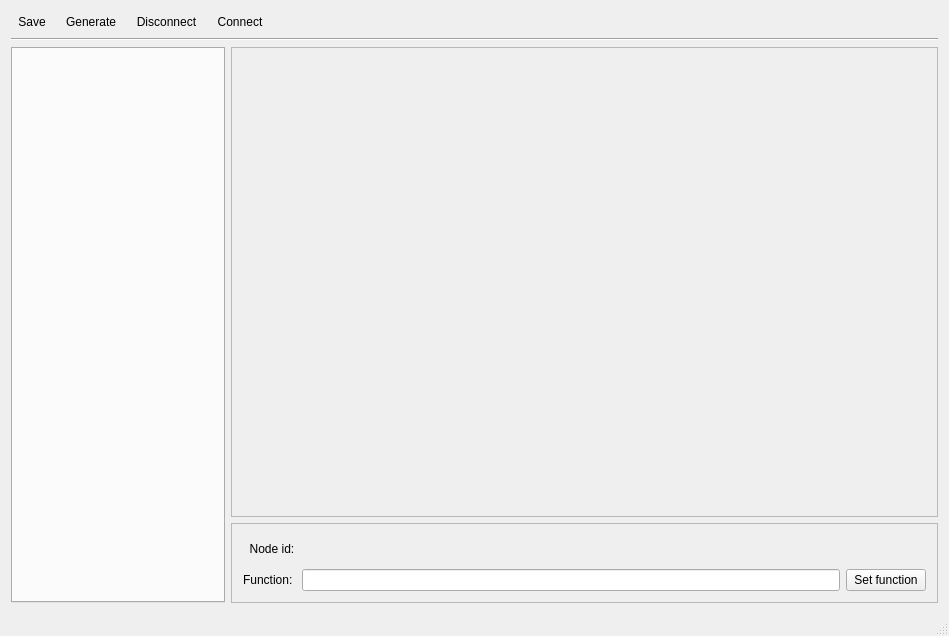
Above: mainwindow.ui from Svietq/FlowGraphDesigner before the change. Below: the same form after it.
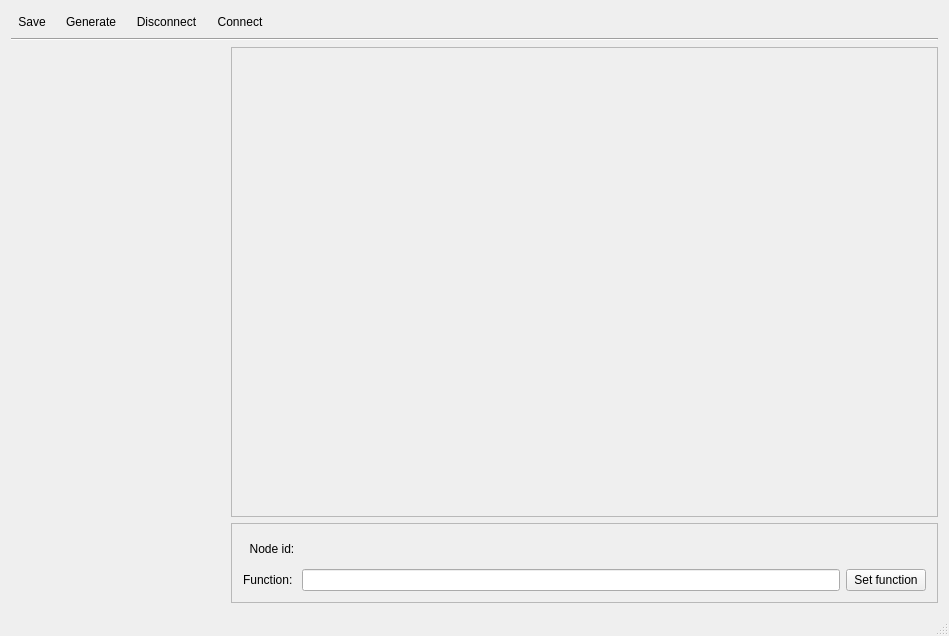
That is the form after the change. Custom widgets are drawn as their Qt base class.

Commit message: Replace tabWidget with toolBox

Diff of the .ui file:
```diff
--- a/mainwindow.ui
+++ b/mainwindow.ui
@@ -102,7 +102,7 @@
      </layout>
     </item>
     <item row="1" column="0">
-     <widget class="QTabWidget" name="tabWidget">
+     <widget class="QToolBox" name="tabWidget">
       <property name="sizePolicy">
        <sizepolicy hsizetype="Expanding" vsizetype="Expanding">
         <horstretch>0</horstretch>
```
Left out of the diff: 5 changed lines with no effect on the pictures. The commit also changes 2 other files.
